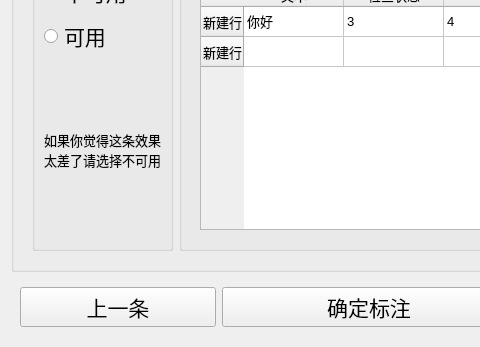
Qt form ui/gui.ui (kslz/SoundLabel) before a commit; both pictures show x 0 to 480 and y 452 to 799 of the 738 by 799 pixel window.
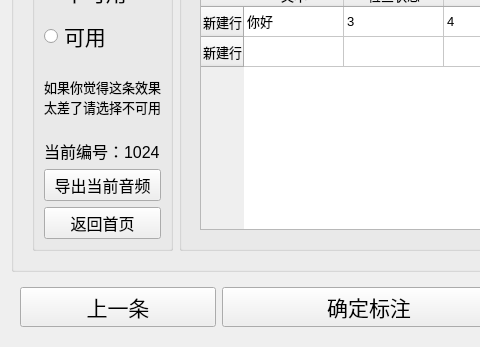
The same form after that commit.

```diff
--- a/ui/gui.ui
+++ b/ui/gui.ui
@@ -201,6 +201,48 @@
               </property>
              </widget>
             </item>
+            <item>
+             <widget class="QLabel" name="label_5">
+              <property name="sizePolicy">
+               <sizepolicy hsizetype="Preferred" vsizetype="Fixed">
+                <horstretch>0</horstretch>
+                <verstretch>0</verstretch>
+               </sizepolicy>
+              </property>
+              <property name="font">
+               <font>
+                <pointsize>12</pointsize>
+               </font>
+              </property>
+              <property name="text">
+               <string>当前编号：1024</string>
+              </property>
+             </widget>
+            </item>
+            <item>
+             <widget class="QPushButton" name="pushButton_6">
+              <property name="font">
+               <font>
+                <pointsize>12</pointsize>
+               </font>
+              </property>
+              <property name="text">
+               <string>导出当前音频</string>
+              </property>
+             </widget>
+            </item>
+            <item>
+             <widget class="QPushButton" name="pushButton_7">
+              <property name="font">
+               <font>
+                <pointsize>12</pointsize>
+               </font>
+              </property>
+              <property name="text">
+               <string>返回首页</string>
+              </property>
+             </widget>
+            </item>
            </layout>
           </widget>
          </item>
```
Left out of the diff: 34 changed lines with no effect on the pictures.
